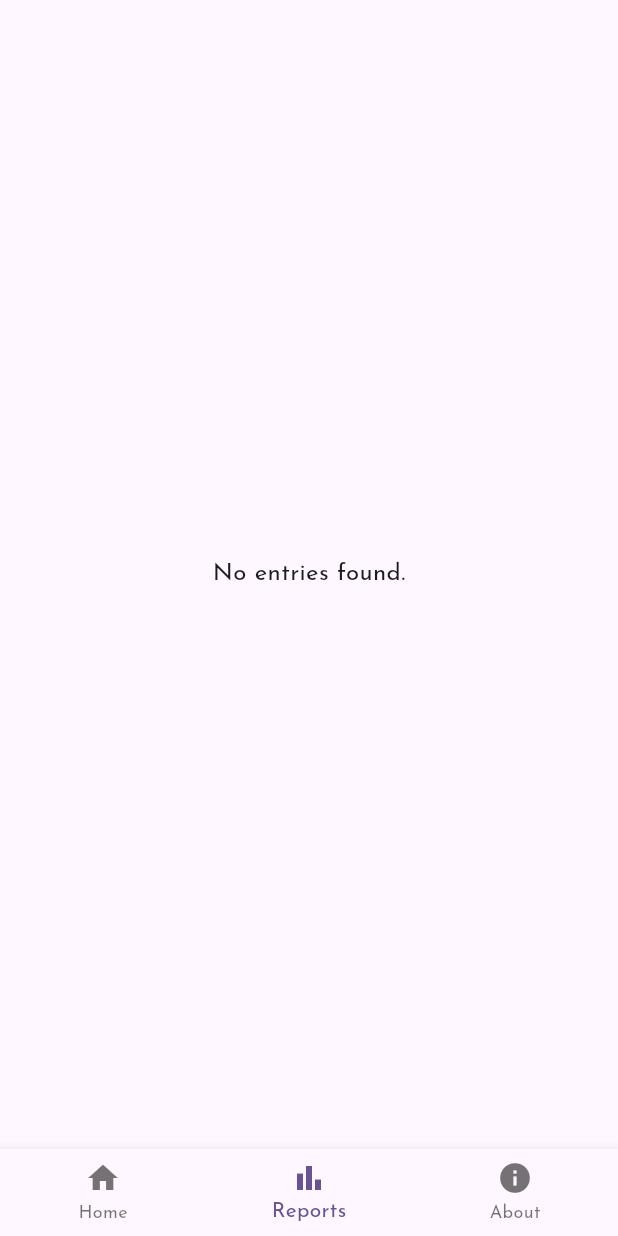
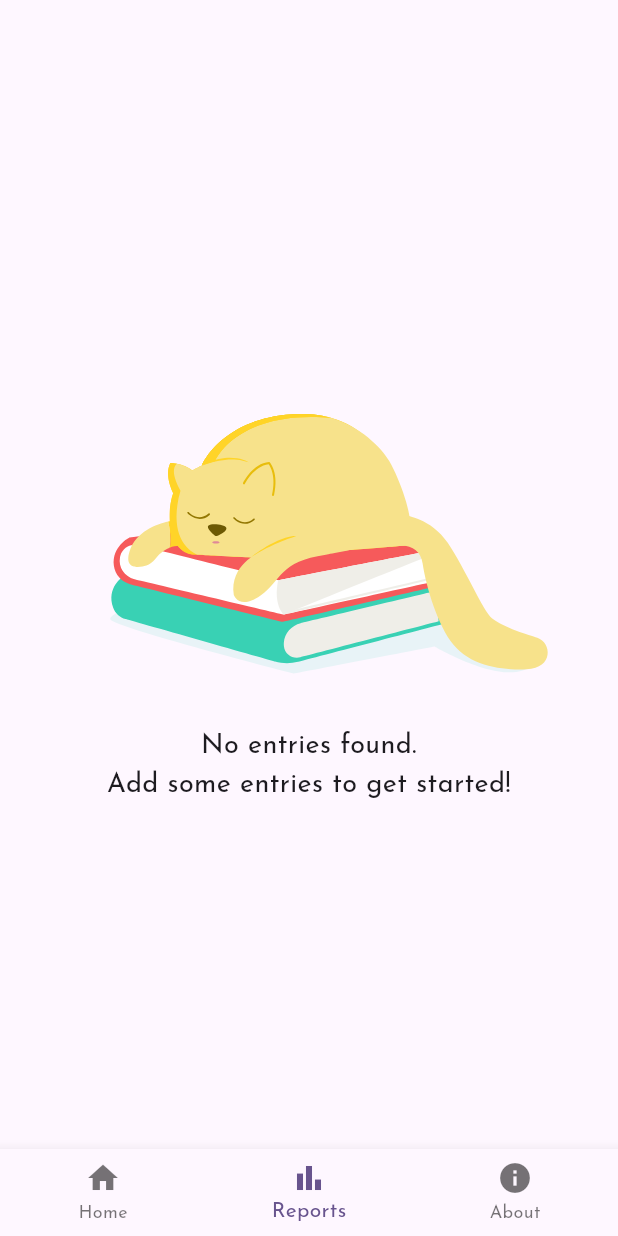
Before and after one commit to SametSahin10/super-simple-accountant, a Flutter app: the screen it shows after launch, item 2 of the bottom bar chosen, on a phone screen of 412 x 824 dp. Run offline on Flutter 3.47's test engine with Material 3 defaults, Android fonts, the phone set to English and light mode, and no system bars; our stand-ins replace firebase_analytics, firebase_core, firebase_crashlytics, firebase_messaging, fl_chart, flutter_riverpod and 10 more; missing offline and left inert: universal_html; accounts and stored records are empty; generated files the repository leaves out were written again; network calls fail.

Commit message:
show a lottie animation when there are no entries on reports screen

```diff
--- a/lib/l10n/app_en.arb
+++ b/lib/l10n/app_en.arb
@@ -51,7 +51,7 @@
   "reports_screen_grouping_monthly": "Monthly",
 
   "about_screen_title": "About",
-  "no_entries_found": "No entries found.",
+  "no_entries_found": "No entries found.\nAdd some entries to get started!",
   "app_name": "Super Simple Accountant",
   "social_media_title": "Follow us on Social Media!",
   "twitter_title": "Twitter",
--- a/lib/l10n/app_tr.arb
+++ b/lib/l10n/app_tr.arb
@@ -34,7 +34,7 @@
   "reports_bottom_label_week": "Hafta",
   "reports_screen_title": "Raporlar",
   "about_screen_title": "Hakkında",
-  "no_entries_found": "Kayıt bulunamadı.",
+  "no_entries_found": "Kayıt bulunamadı.\nİlk kaydını eklemeye hazır mısın?",
 
   "reports_screen_grouping_daily": "Günlük",
   "reports_screen_grouping_weekly": "Haftalık",
--- a/lib/screens/reports_screen.dart
+++ b/lib/screens/reports_screen.dart
@@ -15,6 +15,7 @@ import 'package:super_simple_accountant/state/entries_state_notifier.dart';
 import 'package:super_simple_accountant/state/providers.dart';
 import 'package:super_simple_accountant/widgets/banner_ad_widget.dart';
 import 'package:super_simple_accountant/widgets/responsive_app_bar.dart';
+import 'package:lottie/lottie.dart';
 
 enum ChartGrouping { daily, weekly, monthly }
 
@@ -32,11 +33,24 @@ class ReportsScreen extends ConsumerWidget {
     final entries = entriesStateModel.entries;
 
     if (entries.isEmpty) {
-      // TODO: Show a nice animation here.
       return Center(
-        child: Text(
-          context.l10n.no_entries_found,
-          style: const TextStyle(fontSize: 16),
+        child: Column(
+          mainAxisAlignment: MainAxisAlignment.center,
+          children: [
+            Lottie.asset(
+              'assets/animations/sleeping_cat.json',
+              width: context.width * 0.8,
+            ),
+            const SizedBox(height: 32),
+            Padding(
+              padding: const EdgeInsets.symmetric(horizontal: 24),
+              child: Text(
+                context.l10n.no_entries_found,
+                textAlign: TextAlign.center,
+                style: const TextStyle(fontSize: 18),
+              ),
+            ),
+          ],
         ),
       );
     }
--- a/pubspec.yaml
+++ b/pubspec.yaml
@@ -37,6 +37,7 @@ dependencies:
   fl_chart: ^0.69.0
   url_launcher: ^6.3.1
   package_info_plus: ^8.1.1
+  lottie: ^3.2.0
 
 dev_dependencies:
   flutter_test:
@@ -60,3 +61,4 @@ flutter:
 
   assets:
     - assets/icons/
+    - assets/animations/
```
Also changed, not shown: assets/animations/sleeping_cat.json (added, +1 -0 lines), pubspec.lock.
